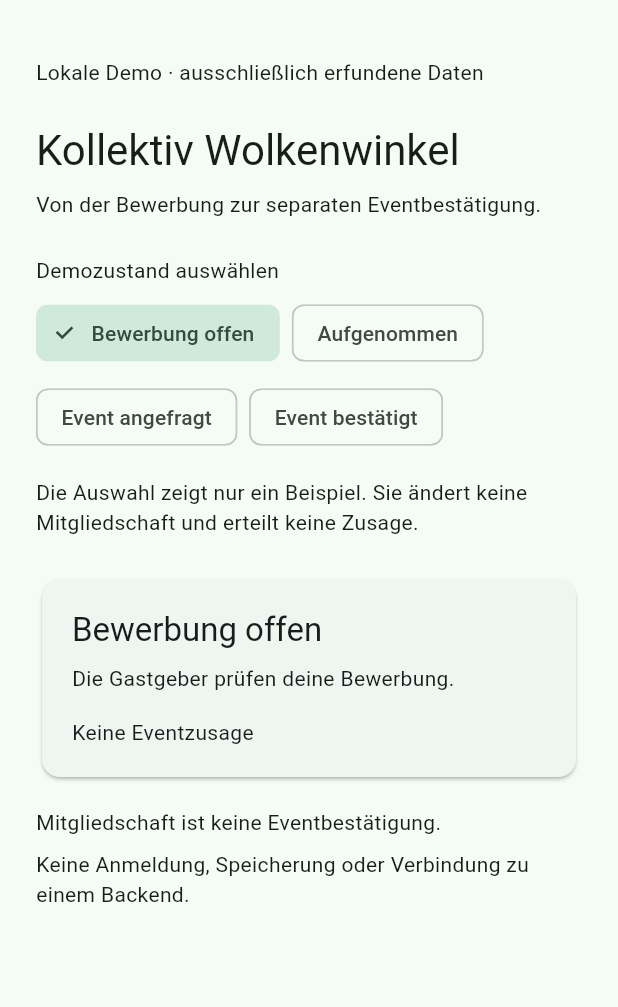
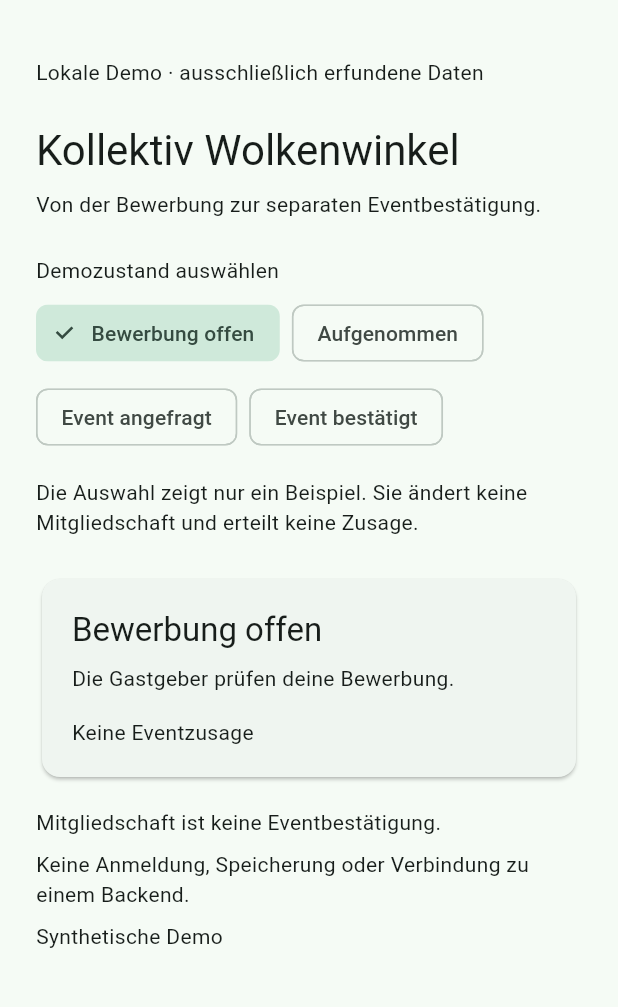
Before and after one commit to Barillium/Community-Access, a Flutter app: the screen it shows after launch, on a phone screen of 412 x 824 dp, the part 63-1070 px from its top. Run offline on Flutter 3.47's test engine with Material 3 defaults, Android fonts, the phone set to English and light mode, and no system bars.

Commit message:
feat: label synthetic demo in app status view

```diff
--- a/app/lib/main.dart
+++ b/app/lib/main.dart
@@ -105,6 +105,8 @@ class _DemoPageState extends State<DemoPage> {
                 const Text(
                   'Keine Anmeldung, Speicherung oder Verbindung zu einem Backend.',
                 ),
+                const SizedBox(height: 8),
+                const Text('Synthetische Demo'),
               ],
             ),
           ),
```
